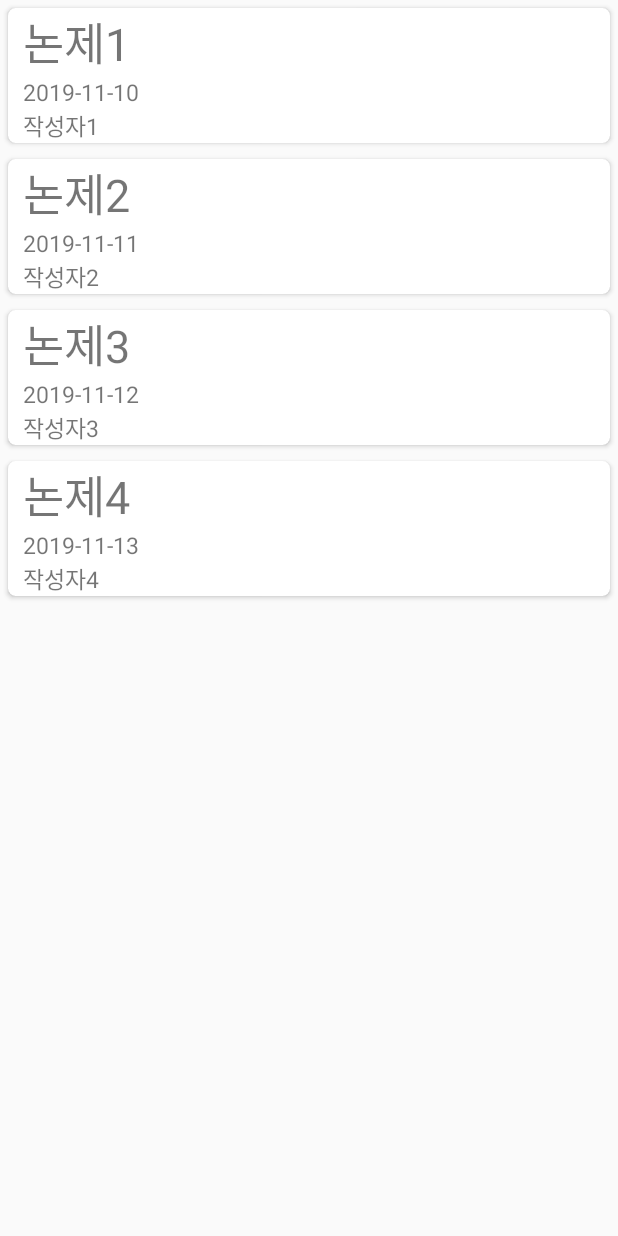
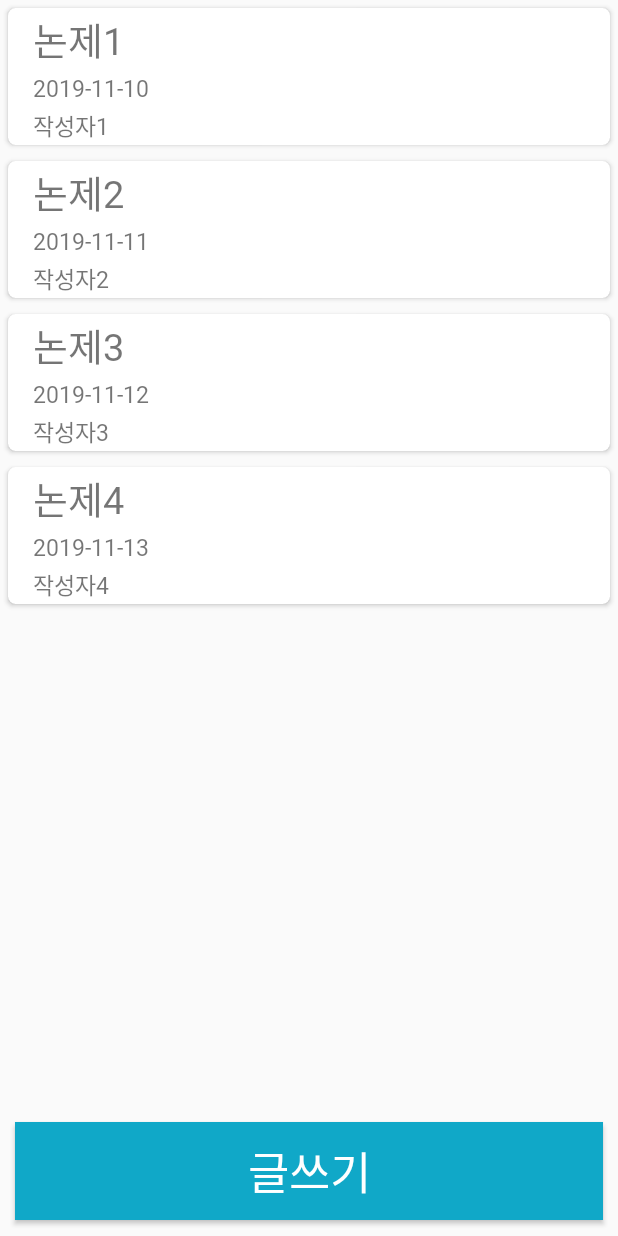
Before and after one commit to pknu-wap/TIKITAKA, an Android app: the MainActivity screen opened directly, with no data from a screen before it, on a phone screen of 412 x 824 dp. Run offline under Robolectric (Android 15) with nearby library versions, the light colour scheme and no system bars.

Commit message:
글씨체 변경
글쓰기 추가

```diff
--- /dev/null
+++ b/app/src/main/res/drawable/btn_background_blue.xml
@@ -0,0 +1,25 @@
+<?xml version="1.0" encoding="utf-8"?>
+
+<selector
+    xmlns:android="http://schemas.android.com/apk/res/android">
+    <item
+        android:state_pressed="true">
+        <shape>
+            <solid
+                android:color="@android:color/darker_gray">
+
+            </solid>
+        </shape>
+    </item>
+    <item
+        android:state_enabled="true">
+        <shape>
+            <solid
+                android:color="#10a8c8">
+
+            </solid>
+        </shape>
+    </item>
+
+
+</selector>
--- a/app/src/main/res/layout/activity_main.xml
+++ b/app/src/main/res/layout/activity_main.xml
@@ -2,13 +2,28 @@
 <LinearLayout android:layout_width="match_parent"
     android:layout_height="match_parent"
     android:orientation="vertical"
-    xmlns:android="http://schemas.android.com/apk/res/android">
+    xmlns:android="http://schemas.android.com/apk/res/android"
+    android:weightSum="1">
     <androidx.recyclerview.widget.RecyclerView
         android:id="@+id/my_recycler_view"
         android:scrollbars="vertical"
         android:layout_width="match_parent"
-        android:layout_height="wrap_content">
+        android:layout_height="wrap_content"
+        android:layout_weight="0.95">
 
     </androidx.recyclerview.widget.RecyclerView>
 
+    <Button
+        android:layout_margin="10dp"
+        android:id="@+id/button_write"
+        android:layout_width="match_parent"
+        android:layout_height="wrap_content"
+        android:text="글쓰기"
+        android:fontFamily="@font/bm"
+        android:background="@drawable/btn_background_blue"
+        android:textSize="30sp"
+        android:textColor="#ffffff"
+        android:layout_weight="0.05"/>
+
+
 </LinearLayout>
--- a/app/src/main/res/layout/listlayout.xml
+++ b/app/src/main/res/layout/listlayout.xml
@@ -16,26 +16,33 @@
             android:layout_height="wrap_content"
             android:orientation="vertical">
             <TextView
+                android:layout_margin="1dp"
                 android:id="@+id/list_TextView_title"
                 android:layout_width="match_parent"
                 android:layout_height="wrap_content"
                 android:text="Title"
-                android:paddingLeft="10dp"
-                android:textSize="30sp"/>
+                android:fontFamily="@font/bm"
+                android:paddingLeft="15dp"
+                android:textSize="25sp"
+                />
             <TextView
+                android:layout_margin="1dp"
+                android:fontFamily="@font/bm"
                 android:id="@+id/list_TextView_date"
                 android:layout_width="match_parent"
                 android:layout_height="wrap_content"
                 android:text="yyyy-MM-dd"
                 android:textSize="15sp"
-                android:paddingLeft="10dp"/>
+                android:paddingLeft="15dp"/>
             <TextView
+                android:layout_margin="1dp"
+                android:fontFamily="@font/bm"
                 android:id="@+id/list_TextView_writer"
                 android:layout_width="match_parent"
                 android:layout_height="wrap_content"
                 android:text="writer"
                 android:textSize="15sp"
-                android:paddingLeft="10dp"/>
+                android:paddingLeft="15dp"/>
         </LinearLayout>
     </androidx.cardview.widget.CardView>
 
```
